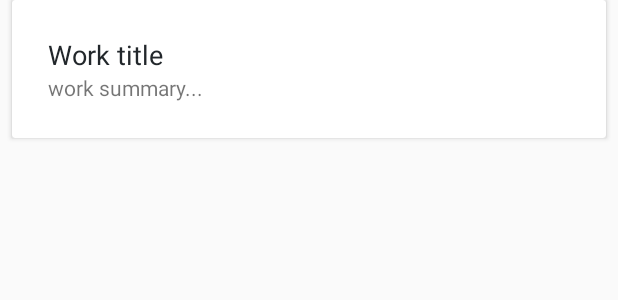
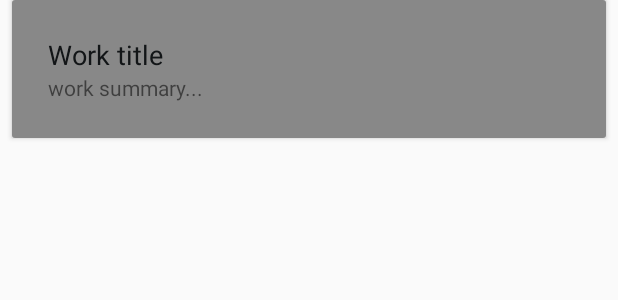
Before and after one commit to pugfish1992/hammock, an Android app: the layout item_work_card.xml on its own in the app's theme, with its tools: preview values and no code run, on a phone screen of 412 x 824 dp. Shown: the top 300 px of the screen. Run offline under Robolectric (Android 15) with nearby library versions, the phone set to English and light mode, and no system bars.

Commit message:
add a new field to Work -> isCompleted

```diff
--- a/app/src/main/java/com/pugfish1992/hammock/data/WorkSchema.java
+++ b/app/src/main/java/com/pugfish1992/hammock/data/WorkSchema.java
@@ -15,4 +15,5 @@ public class WorkSchema implements ModelConstant {
     final long id = INVALID_ID;
     final long id_Overview = INVALID_ID;
     final long id_ParentWork = INVALID_ID;
+    final boolean isCompleted = false;
 }
--- a/app/src/main/java/com/pugfish1992/hammock/model/Comment.java
+++ b/app/src/main/java/com/pugfish1992/hammock/model/Comment.java
@@ -127,8 +127,10 @@ public class Comment implements ModelConstant {
      * ---------- */
 
     public static List<Comment> findCommentsOf(@NonNull Work work) {
+        List<CommentData> dataList = CommentData.listItems();
+        if (dataList == null) return new ArrayList<>(0);
         List<Comment> comments = new ArrayList<>();
-        for (CommentData data : CommentData.listItems()) {
+        for (CommentData data : dataList) {
             if (data.id_ParentWork == work.getId()) {
                 comments.add(new Comment(data.id));
             }
--- a/app/src/main/java/com/pugfish1992/hammock/model/WorkCreator.java
+++ b/app/src/main/java/com/pugfish1992/hammock/model/WorkCreator.java
@@ -21,6 +21,11 @@ public class WorkCreator {
         return this;
     }
 
+    public WorkCreator isCompleted(boolean isCompleted) {
+        mWorkData.isCompleted = isCompleted;
+        return this;
+    }
+
     public Work save() {
         if (mWorkData.id_Overview == Comment.INVALID_ID) {
             throw new IllegalStateException(
--- a/app/src/main/java/com/pugfish1992/hammock/ui/WorkAdapter.java
+++ b/app/src/main/java/com/pugfish1992/hammock/ui/WorkAdapter.java
@@ -2,6 +2,7 @@ package com.pugfish1992.hammock.ui;
 
 import android.content.Context;
 import android.support.annotation.NonNull;
+import android.support.v7.widget.CardView;
 import android.support.v7.widget.DividerItemDecoration;
 import android.support.v7.widget.LinearLayoutManager;
 import android.support.v7.widget.RecyclerView;
@@ -49,6 +50,7 @@ public class WorkAdapter extends WorkAdapterBase<WorkAdapter.WorkHolder> {
         holder.title.setText(work.getOverview().getTitle());
         holder.summary.setText(work.getOverview().getSummary());
         holder.commentAdapter.swapData(work.getComments());
+        holder.completedMask.setVisibility(work.isCompleted() ? View.VISIBLE : View.GONE);
     }
 
     /* ------------------------------------------------------------------------------- *
@@ -57,15 +59,19 @@ public class WorkAdapter extends WorkAdapterBase<WorkAdapter.WorkHolder> {
 
     static class WorkHolder extends RecyclerView.ViewHolder {
 
+        final CardView baseCard;
         final TextView title;
         final TextView summary;
         final RecyclerView commentList;
+        final ViewGroup completedMask;
         final MiniCommentAdapter commentAdapter;
 
         WorkHolder(View view, Context context) {
             super(view);
+            baseCard = (CardView) view;
             title = view.findViewById(R.id.txt_title);
             summary = view.findViewById(R.id.txt_summary);
+            completedMask = view.findViewById(R.id.completed_mask);
 
             commentAdapter = new MiniCommentAdapter(2, null);
             LinearLayoutManager layoutManager = new LinearLayoutManager(context);
--- a/app/src/main/java/com/pugfish1992/hammock/ui/WorkAdapterBase.java
+++ b/app/src/main/java/com/pugfish1992/hammock/ui/WorkAdapterBase.java
@@ -2,10 +2,12 @@ package com.pugfish1992.hammock.ui;
 
 import android.support.annotation.NonNull;
 import android.support.v7.widget.RecyclerView;
+import android.util.Log;
 
 import com.google.common.base.Preconditions;
 import com.pugfish1992.hammock.model.Work;
 
+import java.util.ArrayList;
 import java.util.Collections;
 import java.util.List;
 
@@ -20,7 +22,7 @@ public abstract class WorkAdapterBase<VH extends RecyclerView.ViewHolder>
     private final ItemCardClickListener mItemCardClickListener;
 
     WorkAdapterBase(List<Work> works, @NonNull ItemCardClickListener listener) {
-        mWorks = (works != null) ? works : Collections.<Work>emptyList();
+        mWorks = (works != null) ? works : new ArrayList<Work>();
         mItemCardClickListener = Preconditions.checkNotNull(listener);
         this.setHasStableIds(true);
     }
--- /dev/null
+++ b/app/src/main/res/layout/completed_work_card_mask.xml
@@ -0,0 +1,8 @@
+<?xml version="1.0" encoding="utf-8"?>
+<RelativeLayout xmlns:android="http://schemas.android.com/apk/res/android"
+                android:id="@+id/completed_mask"
+                android:layout_width="match_parent"
+                android:layout_height="match_parent"
+                android:clickable="false"
+    android:background="#77000000">
+</RelativeLayout>
--- a/app/src/main/res/layout/item_work_card.xml
+++ b/app/src/main/res/layout/item_work_card.xml
@@ -44,4 +44,5 @@
             android:layout_height="wrap_content"
             android:overScrollMode="never"/>
     </LinearLayout>
+    <include layout="@layout/completed_work_card_mask"/>
 </android.support.v7.widget.CardView>
```
Also changed, not shown: app/src/main/java/com/pugfish1992/hammock/model/Work.java (+10 -1 lines).
